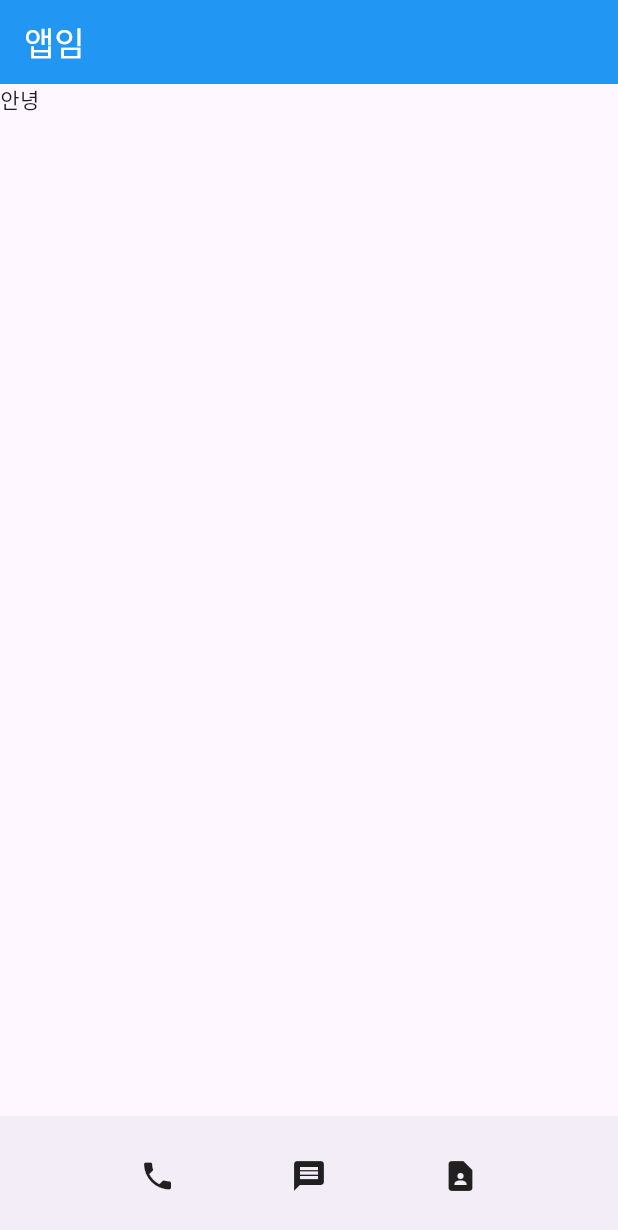
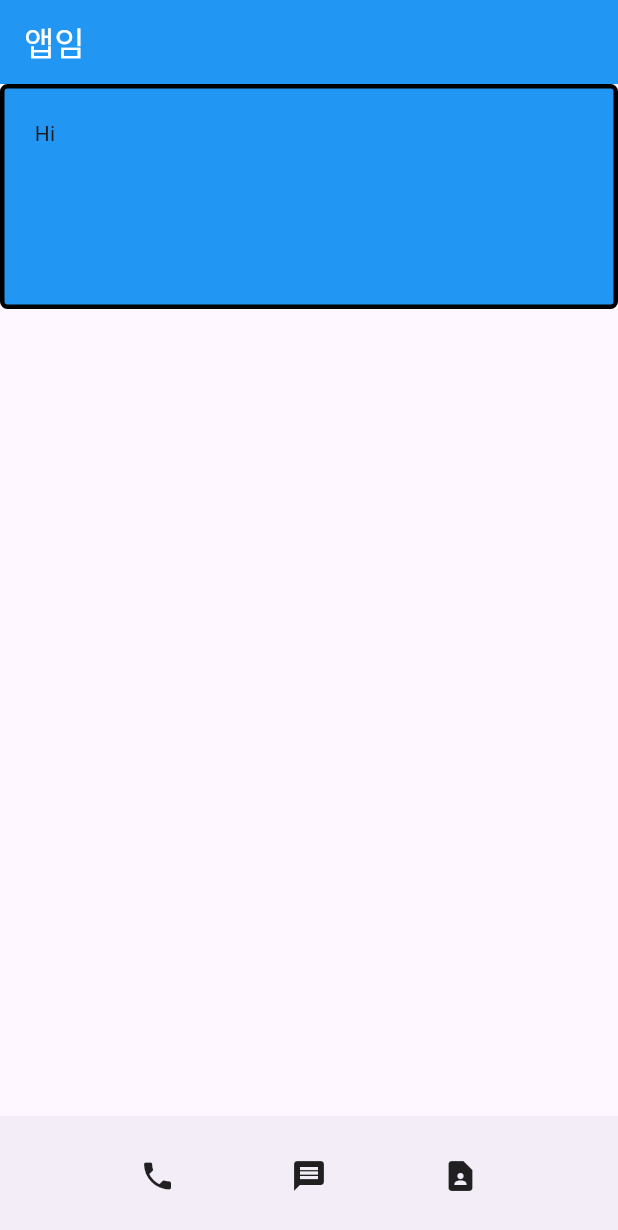
Before and after one commit to juuu-ni/flutter, a Flutter app: the screen it shows after launch, on a phone screen of 412 x 824 dp. Shown: the top 1230 px of the screen. Run offline on Flutter 3.47's test engine with Material 3 defaults, Android fonts, the phone set to English and light mode, and no system bars.

Commit message:
플러터3장

```diff
--- a/lib/main.dart
+++ b/lib/main.dart
@@ -12,9 +12,24 @@ class MyApp extends StatelessWidget {
     return MaterialApp(
       home: Scaffold(
         appBar: AppBar(
-          title: Text('앱임', style: TextStyle(color: Colors.white),),
+          title: Text('앱임', style: TextStyle(color: Colors.white)),
           backgroundColor: Colors.blue,),
-        body: Text('안녕'),
+        body: Align(
+          alignment: Alignment.topCenter,
+          child: Container(
+            width: double.infinity,height: 150,
+            padding: EdgeInsets.all(20),
+              margin: EdgeInsets.fromLTRB(0,0,0,0),
+            decoration: BoxDecoration(
+              color:Colors.blue,
+              border:Border.all(color:Colors.black,width: 3),
+              borderRadius: BorderRadius.all(
+                Radius.circular(5.0)
+              )
+            ),
+            child:Text('Hi')
+          ),
+        ),
         bottomNavigationBar: BottomAppBar(
             child: SizedBox(
               height: 10,
```
